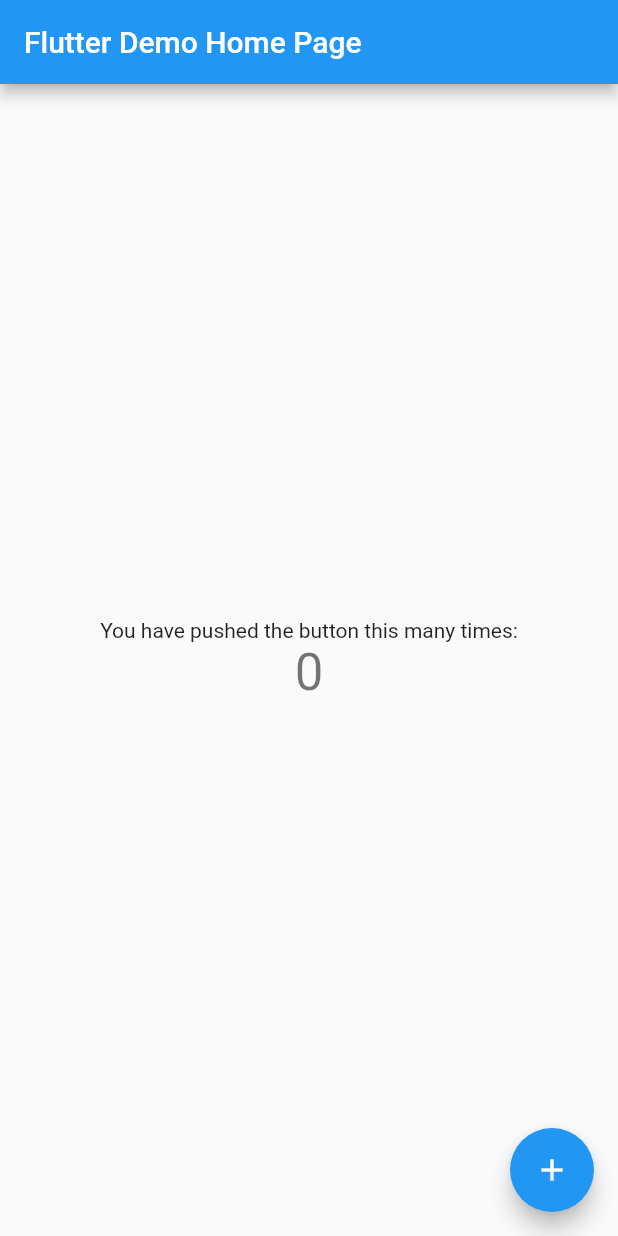
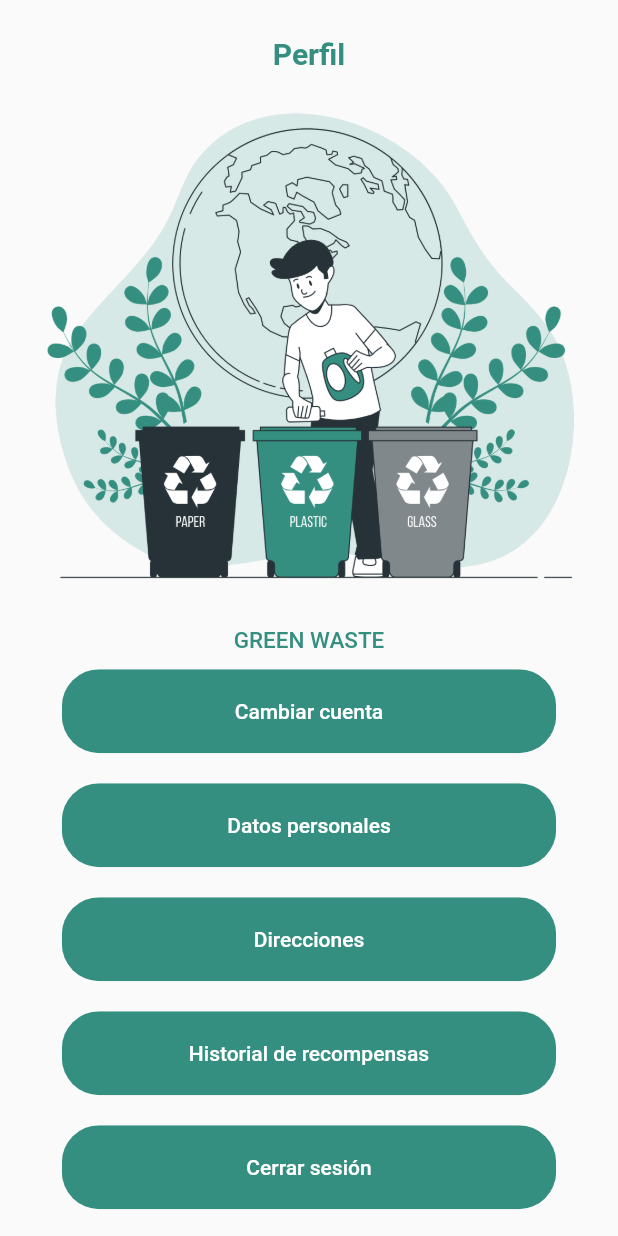
Before and after one commit to Daligz/GreenWaste, a Flutter app: the screen it shows after launch, on a phone screen of 412 x 824 dp. Run offline on Flutter 3.47's test engine with Material 2 defaults, Android fonts, the phone set to English and light mode, and no system bars.

Commit message:
Add components
Add components and Profile screen

```diff
--- /dev/null
+++ b/Movil-app/lib/components/rounded_button.dart
@@ -0,0 +1,37 @@
+import 'package:flutter/material.dart';
+import 'package:movil_app/constants.dart';
+
+class RoundedButton extends StatelessWidget{
+  final String text;
+  final void Function()? press;
+  final Color color, textColor;
+  const RoundedButton({
+    Key? key,
+    required this.text,
+    required this.press,
+    this.color = kPrimaryColor,
+    this.textColor = Colors.white,
+  }) : super(key: key);
+
+
+  @override
+  Widget build(BuildContext context) {
+    Size size = MediaQuery.of(context).size;
+    return Container(
+      margin: EdgeInsets.symmetric(vertical: 10),
+      width: size.width * 0.8,
+      child: ClipRRect(
+        borderRadius: BorderRadius.circular(25),
+        child: FlatButton(
+          padding: EdgeInsets.symmetric(vertical: 20, horizontal: 40),
+          color: color,
+          onPressed: press,
+          child: Text(
+            text,
+            style: TextStyle(color: textColor),
+          ),
+        ),
+      ),
+    );
+  }
+}
--- /dev/null
+++ b/Movil-app/lib/constants.dart
@@ -0,0 +1,6 @@
+import 'package:flutter/material.dart';
+
+const kPrimaryColor = Color(0xFF358F80);
+const kPrimaryLightColor = Color(0xFFF4F0F0);
+const kPrimaryDarkColor = Color(0x7D000000);
+const kTextColor = Color(0xFF000000);
--- a/Movil-app/lib/main.dart
+++ b/Movil-app/lib/main.dart
@@ -1,4 +1,6 @@
 import 'package:flutter/material.dart';
+import 'package:movil_app/constants.dart';
+import 'package:movil_app/screens/Profile/profile_screen.dart';
 
 void main() {
   runApp(const MyApp());
@@ -18,11 +20,22 @@
           headline1: TextStyle(
             fontSize: 36.0,
             fontWeight: FontWeight.bold,
-            color: Color(0xFF358F80),
-          )
-        )
+            color: kPrimaryColor,
+          ),
+          headline2: TextStyle(
+            fontSize: 20.0,
+            fontWeight: FontWeight.bold,
+            color: kPrimaryColor,
+          ),
+          headline3: TextStyle(
+            fontSize: 15.0,
+            fontWeight: FontWeight.w500,
+            color: kPrimaryColor,
+          ),
+        ),
       ),
-      home: const MyHomePage(title: 'Flutter Demo Home Page'),
+      home: ProfileScreen(),
+      //const MyHomePage(title: 'Flutter Demo Home Page'),
     );
   }
 }
--- /dev/null
+++ b/Movil-app/lib/screens/Profile/components/background.dart
@@ -0,0 +1,24 @@
+import 'package:flutter/material.dart';
+
+class Background extends StatelessWidget {
+  final Widget child;
+  const Background({
+    Key? key,
+    required this.child,
+  }): super(key: key);
+
+  @override
+  Widget build(BuildContext context) {
+    Size size = MediaQuery.of(context).size;
+    return Container(
+      width: double.infinity,
+      height: size.height,
+      child: Stack(
+        alignment: Alignment.center,
+        children: <Widget>[
+          child,
+        ],
+      ),
+    );
+  }
+}
--- /dev/null
+++ b/Movil-app/lib/screens/Profile/components/body.dart
@@ -0,0 +1,55 @@
+import 'package:flutter/material.dart';
+import 'package:movil_app/components/rounded_button.dart';
+import 'package:movil_app/components/rounded_input_field.dart';
+import 'package:movil_app/components/rounded_password_field.dart';
+import 'package:movil_app/screens/Profile/components/background.dart';
+import 'package:movil_app/components/already_have_a_container_check.dart';
+
+class Body extends StatelessWidget {
+  @override
+  Widget build(BuildContext context) {
+    TextEditingController emailTextController = TextEditingController();
+    Size size = MediaQuery.of(context).size;
+    return Background(
+      child: SingleChildScrollView(
+        child: Column(
+          mainAxisAlignment: MainAxisAlignment.center,
+          children: <Widget>[
+            SizedBox(height: size.height * 0.02),
+            Text(
+              "Perfil",
+              style: Theme.of(context).textTheme.headline2,
+            ),
+            Image.asset("assets/imgs/img_main.png",
+              height: size.height * 0.45,
+            ),
+            Text(
+              "GREEN WASTE",
+              style: Theme.of(context).textTheme.headline3,
+            ),
+            RoundedButton(
+              text: "Cambiar cuenta",
+              press: () {},
+            ),
+            RoundedButton(
+              text: "Datos personales",
+              press: () {},
+            ),
+            RoundedButton(
+              text: "Direcciones",
+              press: () {},
+            ),
+            RoundedButton(
+              text: "Historial de recompensas",
+              press: () {},
+            ),
+            RoundedButton(
+              text: "Cerrar sesión",
+              press: () {},
+            ),
+          ],
+        ),
+      ),
+    );
+  }
+}
--- /dev/null
+++ b/Movil-app/lib/screens/Profile/profile_screen.dart
@@ -0,0 +1,11 @@
+import 'package:flutter/material.dart';
+
+import 'components/body.dart';
+
+class ProfileScreen extends StatelessWidget{
+  @override
+  Widget build(BuildContext context) {
+    return Scaffold(
+      body: Body(),);
+  }
+}
```
Also changed, not shown: Movil-app/lib/components/already_have_a_container_check.dart (added, +35 -0 lines), Movil-app/lib/components/already_have_an_account_check.dart (added, +35 -0 lines), Movil-app/lib/components/rounded_input_field.dart (added, +34 -0 lines), Movil-app/lib/components/rounded_password_field.dart (added, +32 -0 lines), Movil-app/lib/components/text_field_container.dart (added, +25 -0 lines).
